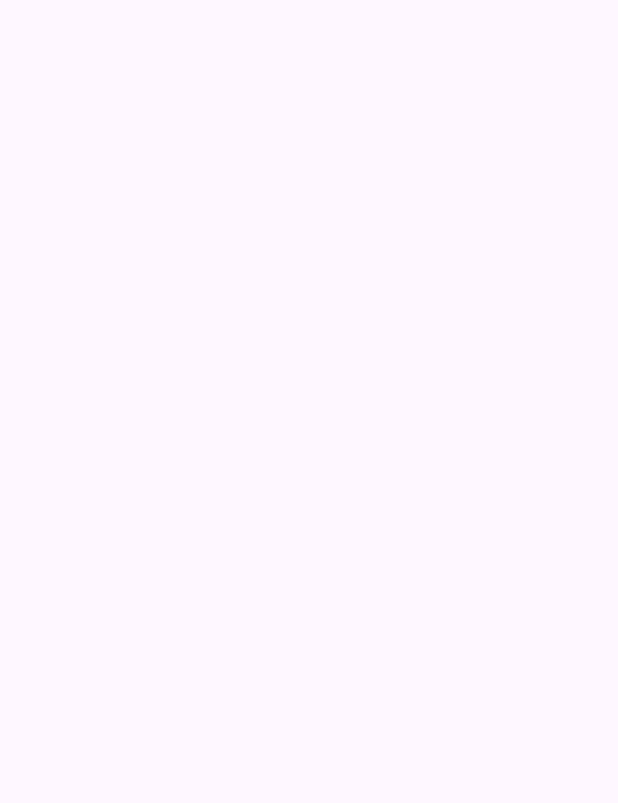
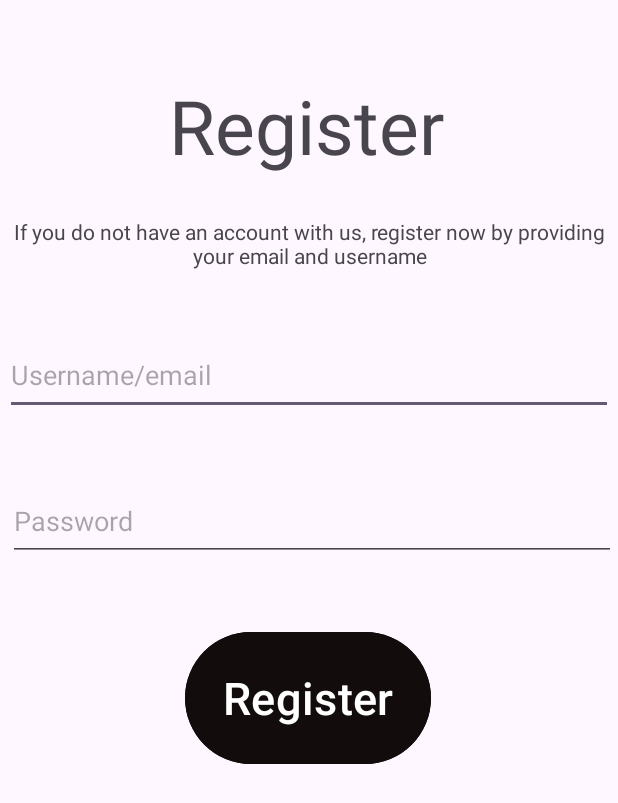
Before and after one commit to RadhyaC/SplashScreen_Collaboration, an Android app: the RegisterActivity screen opened directly, with no data from a screen before it, on a phone screen of 412 x 824 dp. Before the commit the part shown is empty. Shown: the top 803 px of the screen. Run offline under Robolectric (Android 15) with nearby library versions, the phone set to English and light mode, and no system bars.

Commit message:
Registration complete. Just need to see if work. Havent stored Username/email or password as yet. Also didnt link to firebase...

```diff
--- a/app/src/main/java/com/example/splashscreen_collaboration/RegisterActivity.kt
+++ b/app/src/main/java/com/example/splashscreen_collaboration/RegisterActivity.kt
@@ -1,11 +1,27 @@
 package com.example.splashscreen_collaboration
 
+import android.content.Intent
 import androidx.appcompat.app.AppCompatActivity
 import android.os.Bundle
+import android.widget.Button
 
 class RegisterActivity : AppCompatActivity() {
+    private lateinit var regBtn: Button
+
     override fun onCreate(savedInstanceState: Bundle?) {
         super.onCreate(savedInstanceState)
         setContentView(R.layout.activity_register)
+        regBtn = findViewById(R.id.RegisterBtn)
+
+        regBtn.setOnClickListener{
+            val intent = Intent(this, LoginActivity::class.java)
+            startActivity(intent)
+
+        }
+
+
+
+
+
     }
 }
--- a/app/src/main/res/layout/activity_register.xml
+++ b/app/src/main/res/layout/activity_register.xml
@@ -6,4 +6,78 @@
     android:layout_height="match_parent"
     tools:context=".RegisterActivity">
 
+    <TextView
+        android:id="@+id/textView"
+        android:layout_width="396dp"
+        android:layout_height="64dp"
+        android:layout_marginStart="5dp"
+        android:layout_marginTop="3dp"
+        android:layout_marginEnd="10dp"
+        android:layout_marginBottom="664dp"
+        android:text="Register"
+        android:textAlignment="center"
+        android:textSize="50dp"
+        app:layout_constraintBottom_toBottomOf="parent"
+        app:layout_constraintEnd_toEndOf="parent"
+        app:layout_constraintStart_toStartOf="parent"
+        app:layout_constraintTop_toTopOf="parent" />
+
+    <TextView
+        android:id="@+id/textView2"
+        android:layout_width="wrap_content"
+        android:layout_height="wrap_content"
+        android:layout_marginTop="7dp"
+        android:layout_marginBottom="621dp"
+        android:text="If you do not have an account with us, register now by providing your email and username"
+        android:textAlignment="center"
+        app:layout_constraintBottom_toBottomOf="parent"
+        app:layout_constraintEnd_toEndOf="parent"
+        app:layout_constraintStart_toStartOf="parent"
+        app:layout_constraintTop_toBottomOf="@+id/textView" />
+
+    <EditText
+        android:id="@+id/editTextText"
+        android:layout_width="405dp"
+        android:layout_height="53dp"
+        android:layout_marginStart="3dp"
+        android:layout_marginEnd="3dp"
+        android:ems="10"
+        android:hint="Username/email"
+        android:inputType="text"
+        app:layout_constraintBottom_toTopOf="@+id/editTextTextPassword"
+        app:layout_constraintEnd_toEndOf="parent"
+        app:layout_constraintStart_toStartOf="parent"
+        app:layout_constraintTop_toBottomOf="@+id/textView2" />
+
+    <EditText
+        android:id="@+id/editTextTextPassword"
+        android:layout_width="405dp"
+        android:layout_height="53dp"
+        android:layout_marginStart="5dp"
+        android:layout_marginEnd="1dp"
+        android:ems="10"
+        android:hint="Password"
+        android:inputType="textPassword"
+        app:layout_constraintBottom_toTopOf="@+id/RegisterBtn"
+        app:layout_constraintEnd_toEndOf="parent"
+        app:layout_constraintHorizontal_bias="0.42"
+        app:layout_constraintStart_toStartOf="parent"
+        app:layout_constraintTop_toBottomOf="@+id/editTextText" />
+
+    <Button
+        android:id="@+id/RegisterBtn"
+        android:layout_width="164dp"
+        android:layout_height="96dp"
+        android:layout_marginStart="123dp"
+        android:layout_marginEnd="124dp"
+        android:layout_marginBottom="267dp"
+        android:backgroundTint="#120C0C"
+        android:text="Register"
+        android:textSize="30dp"
+        app:layout_constraintBottom_toBottomOf="parent"
+        app:layout_constraintEnd_toEndOf="parent"
+        app:layout_constraintHorizontal_bias="0.0"
+        app:layout_constraintStart_toStartOf="parent"
+        app:layout_constraintTop_toBottomOf="@+id/editTextTextPassword" />
+
 </androidx.constraintlayout.widget.ConstraintLayout>
```
